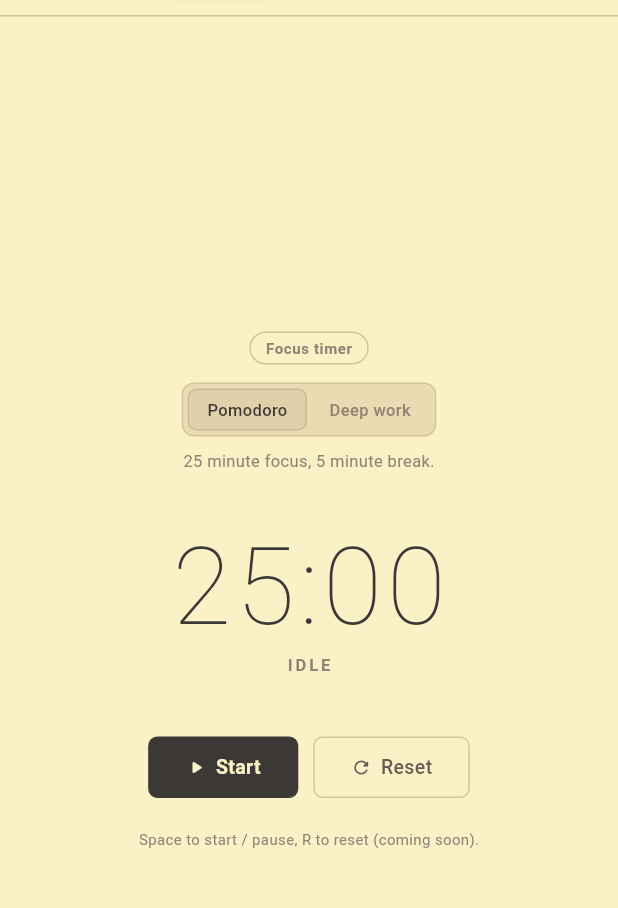
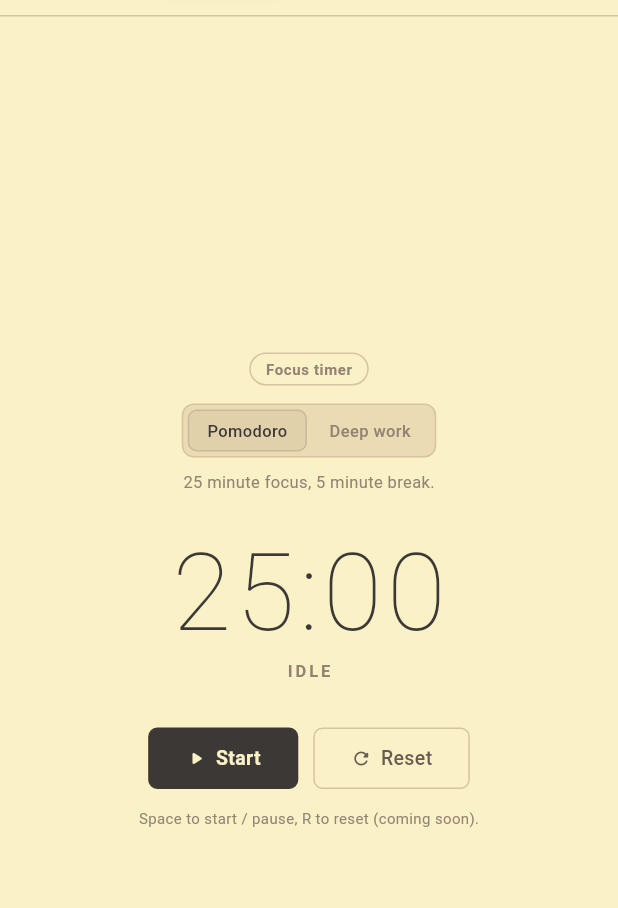
Before and after one commit to maskedsyntax/lofikofi, a Flutter app: the screen it shows after launch, after a tap on "Focus", on a phone screen of 412 x 824 dp, the part 72-980 px from its top. Run offline on Flutter 3.47's test engine with Material 3 defaults, Android fonts, the phone set to English and light mode, and no system bars; our stand-ins replace audioplayers, shared_preferences; Roboto replaces fonts that are missing (SF Pro Text).

Commit message:
fix: resolve RenderFlex overflow in FocusPanel

```diff
--- a/apps/desktop/lib/panels/focus_panel.dart
+++ b/apps/desktop/lib/panels/focus_panel.dart
@@ -95,10 +95,11 @@ class _FocusPanelState extends State<FocusPanel> {
   @override
   Widget build(BuildContext context) {
     return Center(
-      child: Padding(
+      child: SingleChildScrollView(
         padding: const EdgeInsets.symmetric(horizontal: 20, vertical: 24),
         child: Column(
           mainAxisAlignment: MainAxisAlignment.center,
+          mainAxisSize: MainAxisSize.min,
           children: [
             // Pill label
             Container(
@@ -137,7 +138,7 @@ class _FocusPanelState extends State<FocusPanel> {
 
             // Timer face
             Padding(
-              padding: const EdgeInsets.symmetric(vertical: 40),
+              padding: const EdgeInsets.symmetric(vertical: 30),
               child: Column(
                 children: [
                   Text(
@@ -190,7 +191,7 @@ class _FocusPanelState extends State<FocusPanel> {
                 ),
               ],
             ),
-            const SizedBox(height: 20),
+            const SizedBox(height: 12),
 
             Text(
               'Space to start / pause, R to reset (coming soon).',
```
